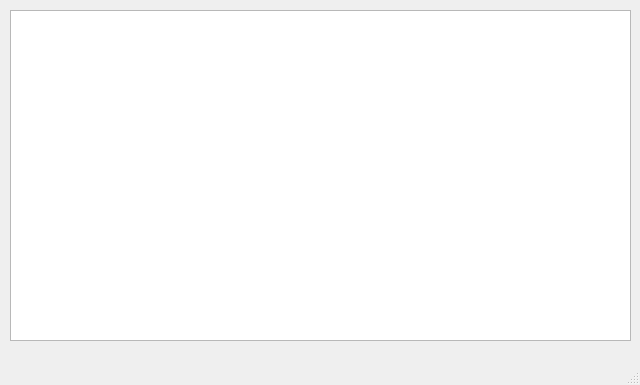
Above: src/mainwindow/mainwindow.ui from vladIsTrue/VSchedule before the change. Below: the same form after it.
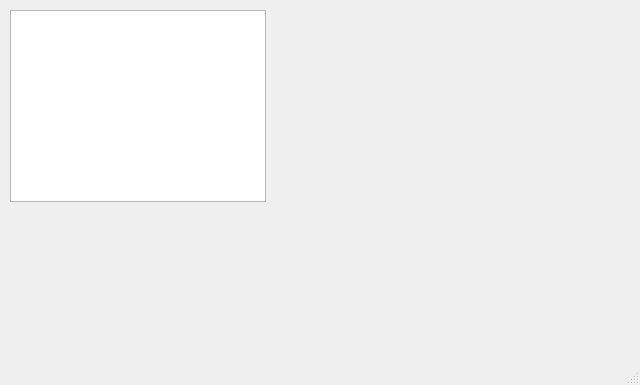
That is the form after the change.

Patch:
```diff
--- a/src/mainwindow/mainwindow.ui
+++ b/src/mainwindow/mainwindow.ui
@@ -19,8 +19,8 @@
      <rect>
       <x>10</x>
       <y>10</y>
-      <width>621</width>
-      <height>331</height>
+      <width>256</width>
+      <height>192</height>
      </rect>
     </property>
     <property name="interactive">
```
